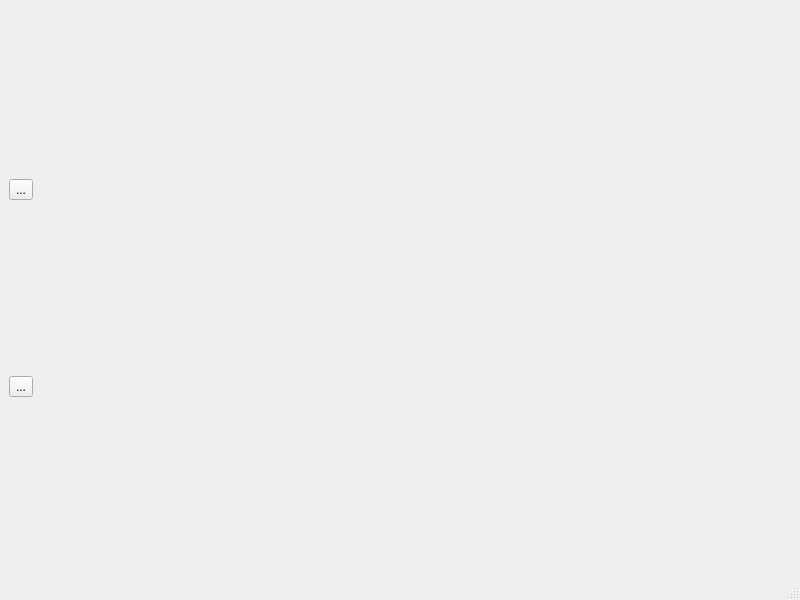
Before: the Qt Designer form MainWindow.ui in daripokro/tic-tac-toe, drawn with Qt 5.
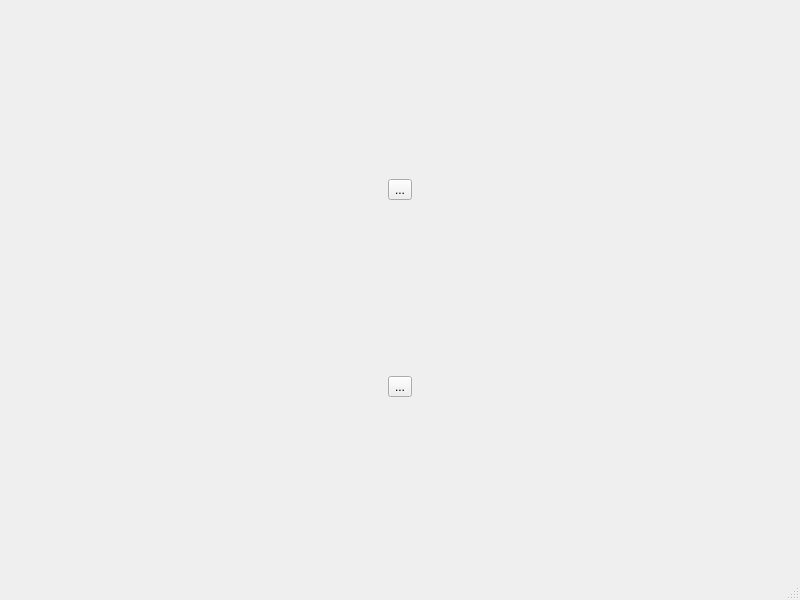
After: the same form once the commit is applied.

```diff
--- a/MainWindow.ui
+++ b/MainWindow.ui
@@ -14,15 +14,15 @@
    <string>MainWindow</string>
   </property>
   <widget class="QWidget" name="centralwidget">
-   <layout class="QVBoxLayout" name="verticalLayout">
-    <item>
+   <layout class="QGridLayout" name="gridLayout">
+    <item row="0" column="0">
      <widget class="QToolButton" name="startButton">
       <property name="text">
        <string>...</string>
       </property>
      </widget>
     </item>
-    <item>
+    <item row="1" column="0">
      <widget class="QToolButton" name="settingsButton">
       <property name="text">
        <string>...</string>
```
Left out of the diff: 5 changed lines with no effect on the pictures.
